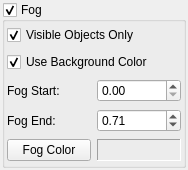
Qt form src/Interface/Modules/Render/Fog.ui (SCIInstitute/SCIRun) before a commit.
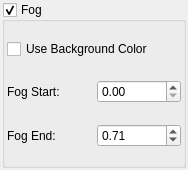
The same form after that commit.

Commit message: Button toggling WIP

Patch:
```diff
--- a/src/Interface/Modules/Render/Fog.ui
+++ b/src/Interface/Modules/Render/Fog.ui
@@ -59,34 +59,37 @@
       <property name="bottomMargin">
        <number>2</number>
       </property>
+      <item row="2" column="1">
+       <widget class="QDoubleSpinBox" name="fogEndDoubleSpinBox_">
+        <property name="maximum">
+         <double>100.000000000000000</double>
+        </property>
+        <property name="singleStep">
+         <double>0.010000000000000</double>
+        </property>
+        <property name="value">
+         <double>0.710000000000000</double>
+        </property>
+       </widget>
+      </item>
       <item row="0" column="0" colspan="2">
-       <widget class="QCheckBox" name="fogOnVisibleObjectsCheckBox_">
-        <property name="text">
-         <string>Visible Objects Only</string>
-        </property>
-        <property name="checked">
-         <bool>true</bool>
-        </property>
-       </widget>
-      </item>
-      <item row="1" column="0" colspan="2">
        <widget class="QCheckBox" name="fogUseBGColorCheckBox_">
         <property name="text">
          <string>Use Background Color</string>
         </property>
         <property name="checked">
-         <bool>true</bool>
+         <bool>false</bool>
         </property>
        </widget>
       </item>
-      <item row="2" column="0">
+      <item row="1" column="0">
        <widget class="QLabel" name="label_19">
         <property name="text">
          <string>Fog Start:</string>
         </property>
        </widget>
       </item>
-      <item row="2" column="1">
+      <item row="1" column="1">
        <widget class="QDoubleSpinBox" name="fogStartDoubleSpinBox_">
         <property name="maximum">
          <double>1.000000000000000</double>
@@ -96,46 +99,13 @@
         </property>
        </widget>
       </item>
-      <item row="3" column="0">
+      <item row="2" column="0">
        <widget class="QLabel" name="label_20">
         <property name="text">
          <string>Fog End:</string>
         </property>
        </widget>
       </item>
-      <item row="3" column="1">
-       <widget class="QDoubleSpinBox" name="fogEndDoubleSpinBox_">
-        <property name="maximum">
-         <double>100.000000000000000</double>
-        </property>
-        <property name="singleStep">
-         <double>0.010000000000000</double>
-        </property>
-        <property name="value">
-         <double>0.710000000000000</double>
-        </property>
-       </widget>
-      </item>
-      <item row="4" column="0">
-       <widget class="QPushButton" name="fogColorPushButton_">
-        <property name="text">
-         <string>Fog Color</string>
-        </property>
-       </widget>
-      </item>
-      <item row="4" column="1">
-       <widget class="QLabel" name="fogColorLabel_">
-        <property name="frameShape">
-         <enum>QFrame::Panel</enum>
-        </property>
-        <property name="frameShadow">
-         <enum>QFrame::Sunken</enum>
-        </property>
-        <property name="text">
-         <string/>
-        </property>
-       </widget>
-      </item>
      </layout>
     </widget>
    </item>
```
The commit also changes 3 other files.
